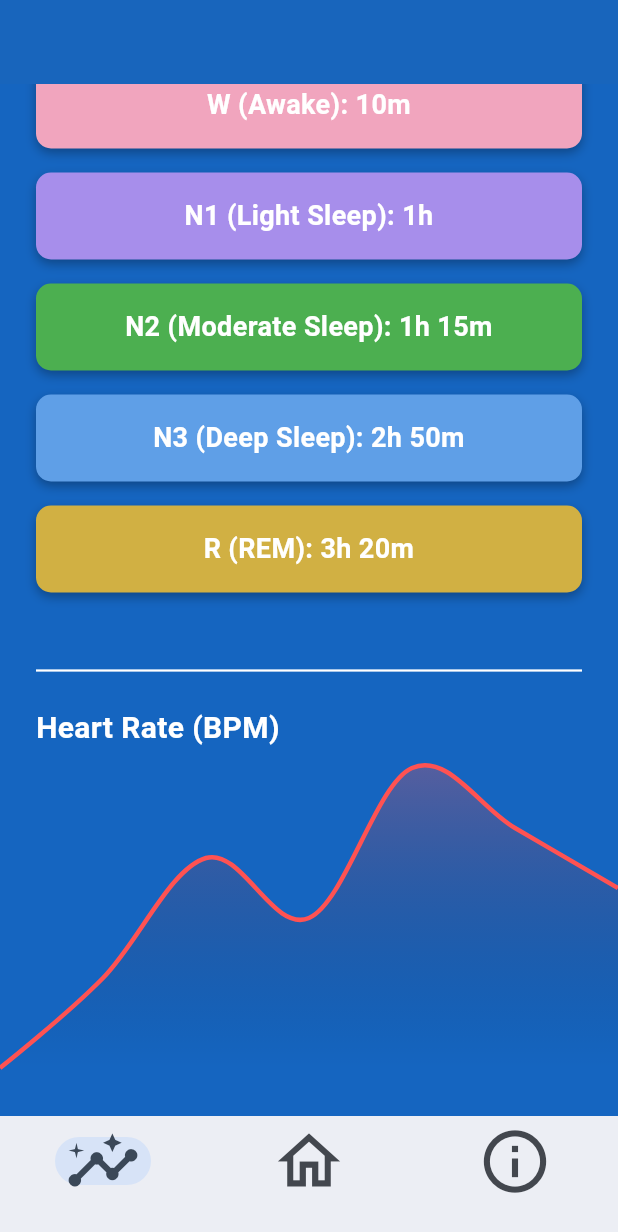
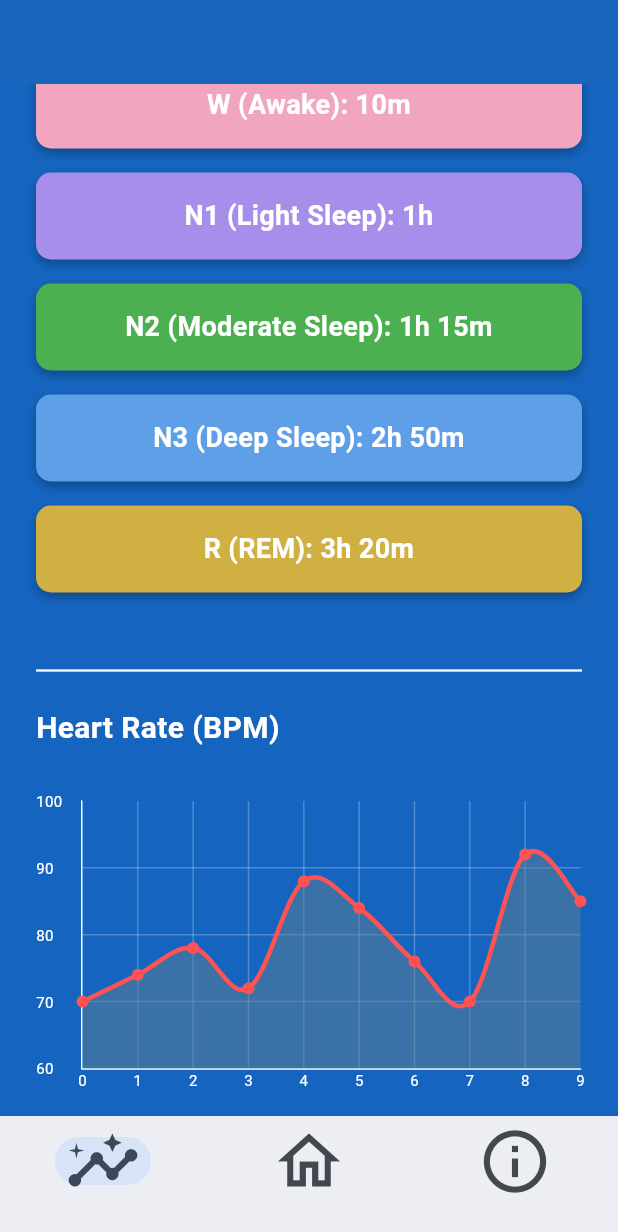
Before and after one commit to AdrienneChiu/AI-SleepAppTracker, a Flutter app: the screen it shows after launch, scrolled down 472 dp, on a phone screen of 412 x 824 dp. Shown: the top 1232 px of the screen. Run offline on Flutter 3.47's test engine with Material 3 defaults, Android fonts, the phone set to English and light mode, and no system bars; drawn by our look-alikes of fl_chart.

Commit message:
added heart rate chart, fully functional

```diff
--- a/lib/Insights Page/heart_rate_chart.dart
+++ b/lib/Insights Page/heart_rate_chart.dart
@@ -2,43 +2,103 @@ import 'package:fl_chart/fl_chart.dart';
 import 'package:flutter/material.dart';
 
 class HeartRateChart extends StatelessWidget {
-  final List<FlSpot> data;
+  final List<FlSpot> heartRateData;
 
-  const HeartRateChart({Key? key, required this.data}) : super(key: key);
+  const HeartRateChart({super.key, required this.heartRateData});
 
   @override
   Widget build(BuildContext context) {
-    return SizedBox(
-      height: 200,
+    return Padding(
+      padding: const EdgeInsets.symmetric(horizontal: 24, vertical: 16),
+      child: Column(
+        crossAxisAlignment: CrossAxisAlignment.start,
+        children: [
+          // const Text(
+          //   "Heart Rate (BPM)",
+          //   style: TextStyle(
+          //     fontSize: 20,
+          //     fontWeight: FontWeight.bold,
+          //     color: Colors.white,
+          //   ),
+          // ),
+          const SizedBox(height: 5),
+          AspectRatio(
+            aspectRatio: 1.8,
             child: LineChart(
               LineChartData(
-          gridData: FlGridData(show: false),
-          titlesData: FlTitlesData(show: false),
-          borderData: FlBorderData(show: false),
+                minX: 0,
+                maxX: 9,
+                minY: 60,
+                maxY: 100,
+                gridData: FlGridData(
+                  show: true,
+                  horizontalInterval: 10,
+                  verticalInterval: 1,
+                  getDrawingHorizontalLine: (_) => FlLine(
+                    color: Colors.white24,
+                    strokeWidth: 1,
+                  ),
+                  getDrawingVerticalLine: (_) => FlLine(
+                    color: Colors.white24,
+                    strokeWidth: 1,
+                  ),
+                ),
+                titlesData: FlTitlesData(
+                  bottomTitles: AxisTitles(
+                    sideTitles: SideTitles(
+                      showTitles: true,
+                      interval: 1,
+                      getTitlesWidget: (value, _) => Text(
+                        value.toInt().toString(),
+                        style: const TextStyle(color: Colors.white, fontSize: 10),
+                      ),
+                    ),
+                  ),
+                  leftTitles: AxisTitles(
+                    sideTitles: SideTitles(
+                      showTitles: true,
+                      interval: 10,
+                      getTitlesWidget: (value, _) => Text(
+                        value.toInt().toString(),
+                        style: const TextStyle(color: Colors.white, fontSize: 10),
+                      ),
+                      reservedSize: 30,
+                    ),
+                  ),
+                  rightTitles: AxisTitles(
+                    sideTitles: SideTitles(showTitles: false),
+                  ),
+                  topTitles: AxisTitles(
+                    sideTitles: SideTitles(showTitles: false),
+                  ),
+                ),
+                borderData: FlBorderData(
+                  show: true,
+                  border: const Border(
+                    bottom: BorderSide(color: Colors.white, width: 1),
+                    left: BorderSide(color: Colors.white, width: 1),
+                    right: BorderSide(color: Colors.transparent),
+                    top: BorderSide(color: Colors.transparent),
+                  ),
+                ),
                 lineBarsData: [
                   LineChartBarData(
-              spots: data,
+                    spots: heartRateData,
                     isCurved: true,
-              gradient: const LinearGradient(
-                colors: [Colors.redAccent],
+                    color: Colors.redAccent,
+                    barWidth: 3,
+                    isStrokeCapRound: true,
+                    dotData: FlDotData(show: true),
+                    belowBarData: BarAreaData(
+                      show: true, //set to false to hide the tinted area
                     ),
-              barWidth: 3,
-              dotData: FlDotData(show: false),
-              belowBarData: BarAreaData(
-                show: true,
-                gradient: LinearGradient(
-                  colors: [
-                    Colors.redAccent.withOpacity(0.3),
-                    Colors.transparent,
+                  ),
                 ],
-                  begin: Alignment.topCenter,
-                  end: Alignment.bottomCenter,
               ),
             ),
           ),
         ],
       ),
-      ),
     );
   }
 }
--- a/lib/Insights Page/insights_page.dart
+++ b/lib/Insights Page/insights_page.dart
@@ -23,14 +23,18 @@ class _InsightsPageState extends State<InsightsPage> {
   final List<int> durationsInMinutes = [10, 60, 75, 170, 200];
 
   final List<FlSpot> heartRateData = [
-  FlSpot(0, 65),
-  FlSpot(1, 68),
-  FlSpot(2, 72),
-  FlSpot(3, 70),
-  FlSpot(4, 75),
-  FlSpot(5, 73),
-  FlSpot(6, 71),
-];
+    FlSpot(0, 70),
+    FlSpot(1, 74),
+    FlSpot(2, 78),
+    FlSpot(3, 72),
+    FlSpot(4, 88),
+    FlSpot(5, 84),
+    FlSpot(6, 76),
+    FlSpot(7, 70),
+    FlSpot(8, 92),
+    FlSpot(9, 85),
+  ];
+
 
 
   final List<String> stageNames = [
@@ -177,7 +181,7 @@ class _InsightsPageState extends State<InsightsPage> {
             ),
           ),
           const SizedBox(height: 12),
-          HeartRateChart(data: heartRateData),
+          HeartRateChart(heartRateData: heartRateData),
           const SizedBox(height: 32),
             ],
           ),
```
Lines whose indentation alone changed are shown as unchanged.
